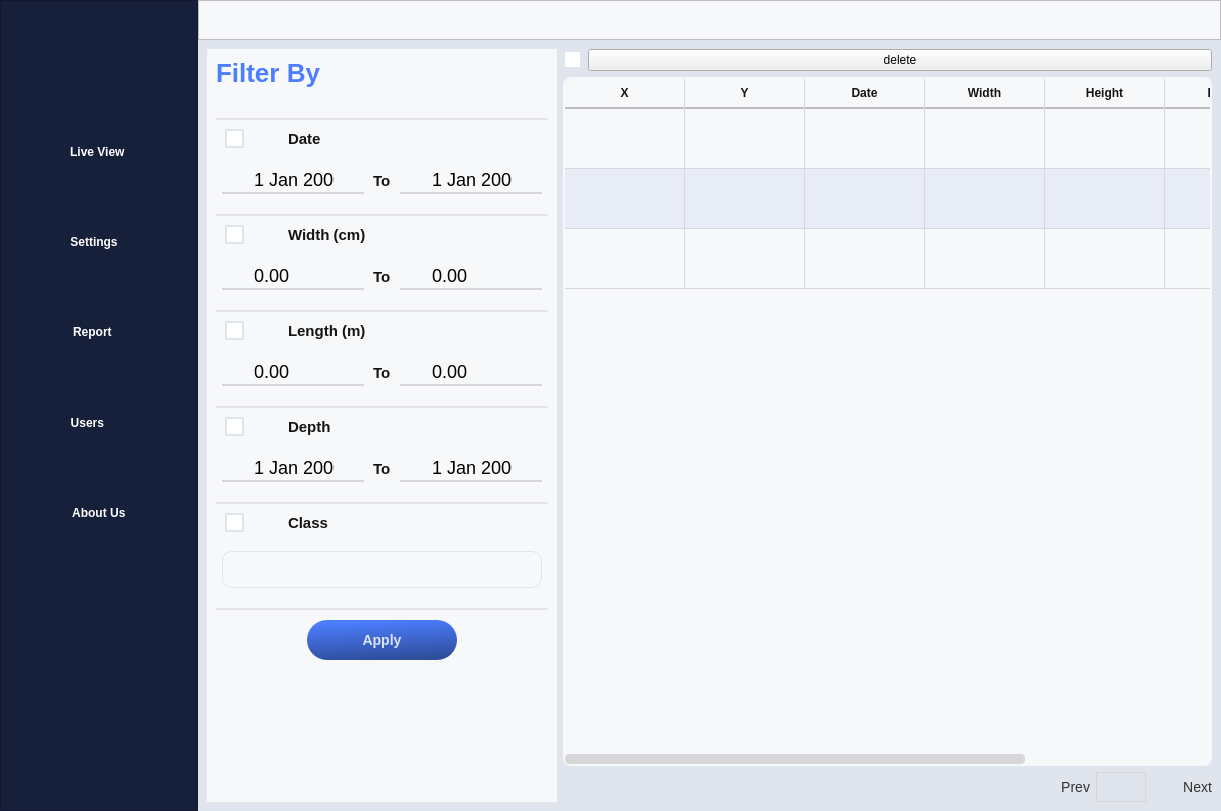
DORSA-co/MSC_Conveyor, file UIFiles/main_UI.ui: the form before one commit.
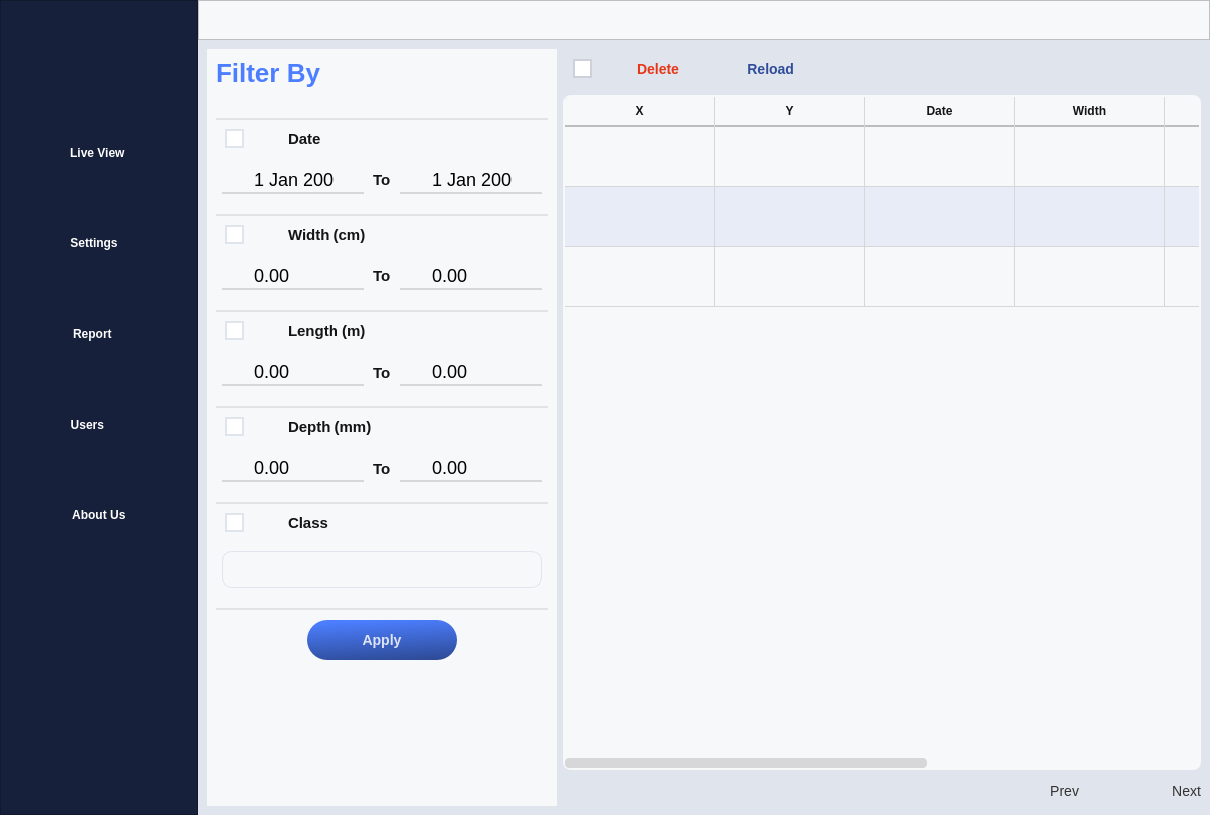
The form after the commit. The open tabs and pages were chosen to show the change. Icons and pictures are not drawn. Custom widgets are drawn as their Qt base class.

Commit message: fix report filters bugs, add clear filter in slider

What changed in the file:
```diff
--- a/UIFiles/main_UI.ui
+++ b/UIFiles/main_UI.ui
@@ -6,8 +6,8 @@
    <rect>
     <x>0</x>
     <y>0</y>
-    <width>1221</width>
-    <height>811</height>
+    <width>1210</width>
+    <height>815</height>
    </rect>
   </property>
   <property name="windowTitle">
@@ -3352,7 +3352,7 @@
                   <item>
                    <widget class="QLabel" name="report_date_to_label">
                     <property name="sizePolicy">
-                     <sizepolicy hsizetype="Fixed" vsizetype="Preferred">
+                     <sizepolicy hsizetype="Fixed" vsizetype="Fixed">
                       <horstretch>0</horstretch>
                       <verstretch>0</verstretch>
                      </sizepolicy>
@@ -3503,7 +3503,7 @@
                   <item>
                    <widget class="QLabel" name="report_width_to_label">
                     <property name="sizePolicy">
-                     <sizepolicy hsizetype="Fixed" vsizetype="Preferred">
+                     <sizepolicy hsizetype="Fixed" vsizetype="Fixed">
                       <horstretch>0</horstretch>
                       <verstretch>0</verstretch>
                      </sizepolicy>
@@ -3760,7 +3760,7 @@
                   <item>
                    <widget class="QLabel" name="report_depth_label">
                     <property name="text">
-                     <string>Depth</string>
+                     <string>Depth (mm)</string>
                     </property>
                    </widget>
                   </item>
@@ -3804,7 +3804,14 @@
                    <number>10</number>
                   </property>
                   <item>
-                   <widget class="QDateEdit" name="report_low_depth_input"/>
+                   <widget class="QDoubleSpinBox" name="report_low_depth_input">
+                    <property name="minimum">
+                     <double>-30.000000000000000</double>
+                    </property>
+                    <property name="maximum">
+                     <double>30.000000000000000</double>
+                    </property>
+                   </widget>
                   </item>
                   <item>
                    <widget class="QLabel" name="report_depth_to_label">
@@ -3820,7 +3827,14 @@
                    </widget>
                   </item>
                   <item>
-                   <widget class="QDateEdit" name="report_high_depth_input"/>
+                   <widget class="QDoubleSpinBox" name="report_high_depth_input">
+                    <property name="minimum">
+                     <double>-30.000000000000000</double>
+                    </property>
+                    <property name="maximum">
+                     <double>30.000000000000000</double>
+                    </property>
+                   </widget>
                   </item>
                  </layout>
                 </widget>
@@ -4089,6 +4103,22 @@
               <property name="topMargin">
                <number>0</number>
               </property>
+              <item>
+               <spacer name="horizontalSpacer_10">
+                <property name="orientation">
+                 <enum>Qt::Horizontal</enum>
+                </property>
+                <property name="sizeType">
+                 <enum>QSizePolicy::Minimum</enum>
+                </property>
+                <property name="sizeHint" stdset="0">
+                 <size>
+                  <width>10</width>
+                  <height>20</height>
+                 </size>
+                </property>
+               </spacer>
+              </item>
               <item>
                <widget class="QCheckBox" name="select_all_defects_table">
                 <property name="sizePolicy">
@@ -4097,18 +4127,133 @@
                   <verstretch>0</verstretch>
                  </sizepolicy>
                 </property>
+                <property name="styleSheet">
+                 <string notr="true">QCheckBox::indicator:unchecked {
+    border: 2px solid #CED1D9;
+    background-color: white;
+}
+</string>
+                </property>
                 <property name="text">
                  <string/>
                 </property>
                </widget>
               </item>
+              <item>
+               <spacer name="horizontalSpacer_9">
+                <property name="orientation">
+                 <enum>Qt::Horizontal</enum>
+                </property>
+                <property name="sizeType">
+                 <enum>QSizePolicy::Minimum</enum>
+                </property>
+                <property name="sizeHint" stdset="0">
+                 <size>
+                  <width>10</width>
+                  <height>20</height>
+                 </size>
+                </property>
+               </spacer>
+              </item>
               <item>
                <widget class="QPushButton" name="delete_selected_defects">
+                <property name="cursor">
+                 <cursorShape>PointingHandCursor</cursorShape>
+                </property>
+                <property name="styleSheet">
+                 <string notr="true">#delete_selected_defects
+{
+	border: 0px solid  rgba(230, 54, 23, 255);
+	color:  rgba(230, 54, 23, 255);
+	border-radius: 14px;
+	min-width: 100;
+	max-width: 100;
+	min-height: 26;
+	max-height: 26;
+	font-size: 14px;
+	font-weight: bold;
+	qproperty-icon: url(:/icons/icons/delete_icon.png);
+}
+
+#delete_selected_defects:disabled
+{
+	border: 0px solid rgba(189, 189, 191, 255);
+	color: rgba(120, 120, 120, 255);
+}
+
+#delete_selected_defects:hover
+{
+	border: 0px solid rgba(175, 41, 17, 150);
+	color:  rgba(175, 41, 17, 150);
+	qproperty-icon: url(:/icons/icons/delete_icon_hover.png);
+}
+
+#delete_selected_defects:pressed
+{
+	padding-left: 5px;
+	padding-top: 5px;
+}
+</string>
+                </property>
                 <property name="text">
-                 <string>delete</string>
+                 <string>Delete</string>
                 </property>
                </widget>
               </item>
+              <item>
+               <widget class="QPushButton" name="reload_reports_btn">
+                <property name="styleSheet">
+                 <string notr="true">#reload_reports_btn
+{
+	background-color: transparent;
+	color:  rgba(46, 76, 153, 255);
+	border-radius: 20px;
+	min-width: 80;
+	max-width: 80;
+	min-height: 40;
+	max-height: 40;
+	font-size: 14px;
+	font-weight: bold;
+	text-align: right;
+	qproperty-icon: url(:/icons/icons/reset_icon.png);
+}
+
+#reload_reports_btn:disabled
+{
+	color:  rgba(120, 120, 120, 255);
+}
+
+#reload_reports_btn:hover
+{
+	color:  rgba(76, 126, 255, 255);
+	qproperty-icon: url(:/icons/icons/reset_hover.png);
+}
+
+#reload_reports_btn:pressed
+{
+	padding-left: 5px;
+	padding-top: 5px;
+}
+</string>
+                </property>
+                <property name="text">
+                 <string>Reload</string>
+                </property>
+               </widget>
+              </item>
+              <item>
+               <spacer name="horizontalSpacer_8">
+                <property name="orientation">
+                 <enum>Qt::Horizontal</enum>
+                </property>
+                <property name="sizeHint" stdset="0">
+                 <size>
+                  <width>40</width>
+                  <height>20</height>
+                 </size>
+                </property>
+               </spacer>
+              </item>
              </layout>
             </item>
             <item>
@@ -4123,7 +4268,7 @@
                <bool>true</bool>
               </property>
               <attribute name="horizontalHeaderDefaultSectionSize">
-               <number>120</number>
+               <number>150</number>
               </attribute>
               <attribute name="horizontalHeaderStretchLastSection">
                <bool>true</bool>
@@ -4261,6 +4406,12 @@
               </item>
               <item>
                <widget class="QFrame" name="pages_navigation_frame">
+                <property name="sizePolicy">
+                 <sizepolicy hsizetype="Preferred" vsizetype="Fixed">
+                  <horstretch>0</horstretch>
+                  <verstretch>0</verstretch>
+                 </sizepolicy>
+                </property>
                 <property name="minimumSize">
                  <size>
                   <width>50</width>
@@ -4270,6 +4421,7 @@
                 <property name="styleSheet">
                  <string notr="true">#pages_navigation_frame{
 	background-color:transparent;
+	border: None;
 }</string>
                 </property>
                 <property name="frameShape">
@@ -5122,16 +5274,16 @@
   </widget>
  </widget>
  <customwidgets>
-  <customwidget>
-   <class>SwitchControl</class>
-   <extends>QCheckBox</extends>
-   <header location="global">GUIComponents.h</header>
-  </customwidget>
   <customwidget>
    <class>PhotoViewer</class>
    <extends>QGraphicsView</extends>
    <header location="global">GUIComponents.h</header>
   </customwidget>
+  <customwidget>
+   <class>SwitchControl</class>
+   <extends>QCheckBox</extends>
+   <header location="global">GUIComponents.h</header>
+  </customwidget>
  </customwidgets>
  <resources>
   <include location="assets/assets.qrc"/>
```
Left out of the diff: 209 changed lines with no effect on the pictures. Lines whose indentation alone changed are shown as unchanged. The commit also changes 119 other files.
